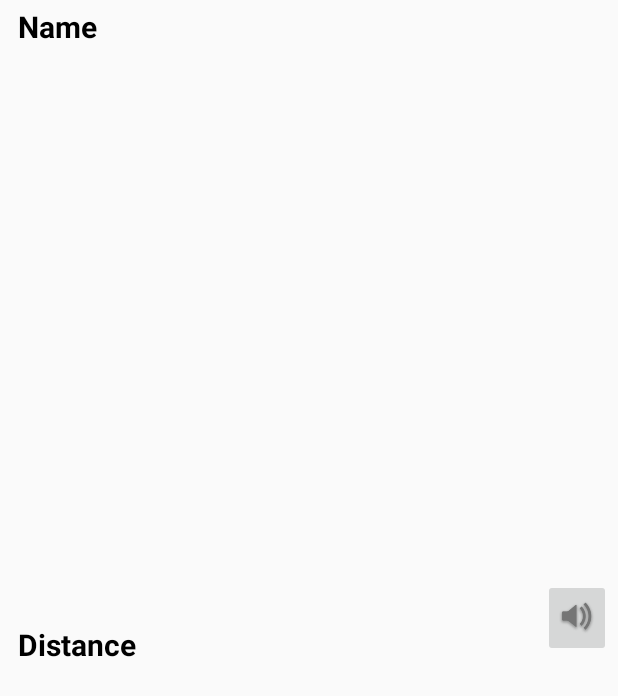
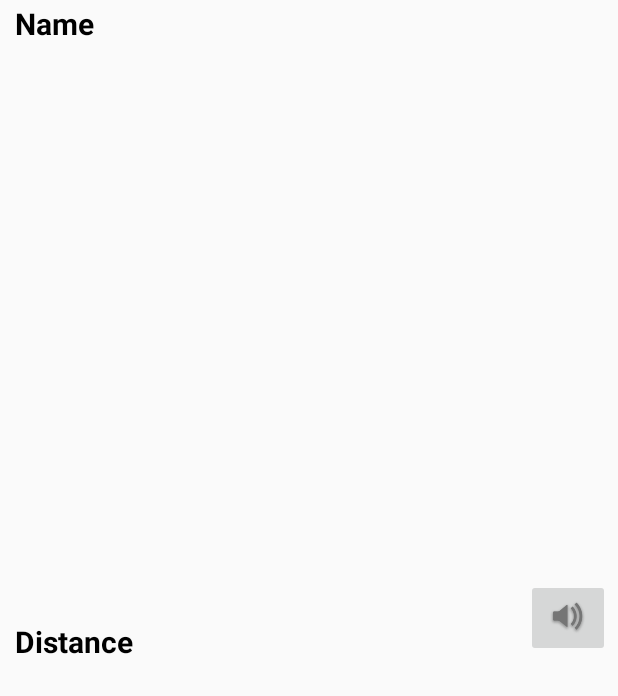
Before and after one commit to Zhrack/TesiAndroid, an Android app: the layout list_item.xml on its own in the app's theme, with its tools: preview values and no code run, on a phone screen of 412 x 824 dp. Shown: the top 696 px of the screen. Run offline under Robolectric (Android 15) with nearby library versions, the phone set to English and light mode, and no system bars.

Commit message:
Fixed rendering of list item and buttons transparency

```diff
--- a/app/src/main/java/com/university/tesiandroid/ListActivity.java
+++ b/app/src/main/java/com/university/tesiandroid/ListActivity.java
@@ -246,8 +246,6 @@ public class ListActivity extends Activity implements GoogleApiClient.Connection
                                             data.setWikiText(wikiTag);
                                             data.setLanguage(lang);
                                             data.setWikiLoaded(PointInfo.WIKI_TO_PROCESS);
-                                            // used by adapter to know if recycled item button should be visible
-                                            data.setAudioButtonVisible(true);
                                             wikiPresent = true;
                                             break;
                                         }
@@ -260,7 +258,6 @@ public class ListActivity extends Activity implements GoogleApiClient.Connection
                             {
                                 data.setWikiText("");
                                 data.setWikiLoaded(PointInfo.WIKI_NOT_PRESENT);
-                                data.setAudioButtonVisible(false);
                             }
 
                             list.add(data);
--- a/app/src/main/res/layout/list_item.xml
+++ b/app/src/main/res/layout/list_item.xml
@@ -3,11 +3,12 @@
     android:layout_width="match_parent"
     android:layout_height="match_parent"
     xmlns:tools="http://schemas.android.com/tools"
-    android:orientation="horizontal">
+    android:orientation="horizontal"
+    android:baselineAligned="false">
 
     <LinearLayout
         android:orientation="vertical"
-        android:layout_width="match_parent"
+        android:layout_width="0dp"
         android:layout_height="fill_parent"
         android:layout_weight="1">
 
@@ -24,7 +25,7 @@
             android:paddingRight="8dp"
             android:layout_weight="1"
             android:layout_gravity="center_vertical"
-            android:layout_margin="4dp" />
+            android:layout_margin="2dp" />
 
         <TextView
             android:id="@+id/textDistance"
@@ -39,19 +40,34 @@
             android:layout_row="1"
             android:layout_weight="1"
             android:ellipsize="marquee"
-            android:layout_margin="4dp" />
+            android:layout_margin="2dp" />
 
     </LinearLayout>
 
-    <ImageButton
+    <RelativeLayout
         android:layout_width="wrap_content"
         android:layout_height="wrap_content"
-        android:id="@+id/audio_btn"
-        android:layout_row="1"
-        android:layout_column="0"
-        android:layout_weight="0.20"
-        android:src="@drawable/ic_action_name"
-        android:layout_margin="5dp"
-        android:layout_gravity="center_vertical" />
+        android:layout_gravity="center_vertical">
+
+        <ImageButton
+            android:layout_width="wrap_content"
+            android:layout_height="wrap_content"
+            android:id="@+id/audio_btn"
+            android:src="@drawable/ic_action_name"
+            android:layout_margin="5dp"
+            android:layout_gravity="center_vertical"
+            android:visibility="visible"/>
+
+        <ProgressBar
+            android:id="@+id/wiki_progress"
+            style="?android:attr/progressBarStyleSmall"
+            android:layout_width="40dip"
+            android:layout_height="40dip"
+            android:layout_margin="10dip"
+            android:visibility="gone"
+            android:layout_centerInParent="true">
+        </ProgressBar>
+
+    </RelativeLayout>
 
 </LinearLayout>
```
Also changed, not shown: app/src/main/java/com/university/tesiandroid/ListAdapter.java (+34 -8 lines), app/src/main/java/com/university/tesiandroid/PointInfo.java (+0 -12 lines).
